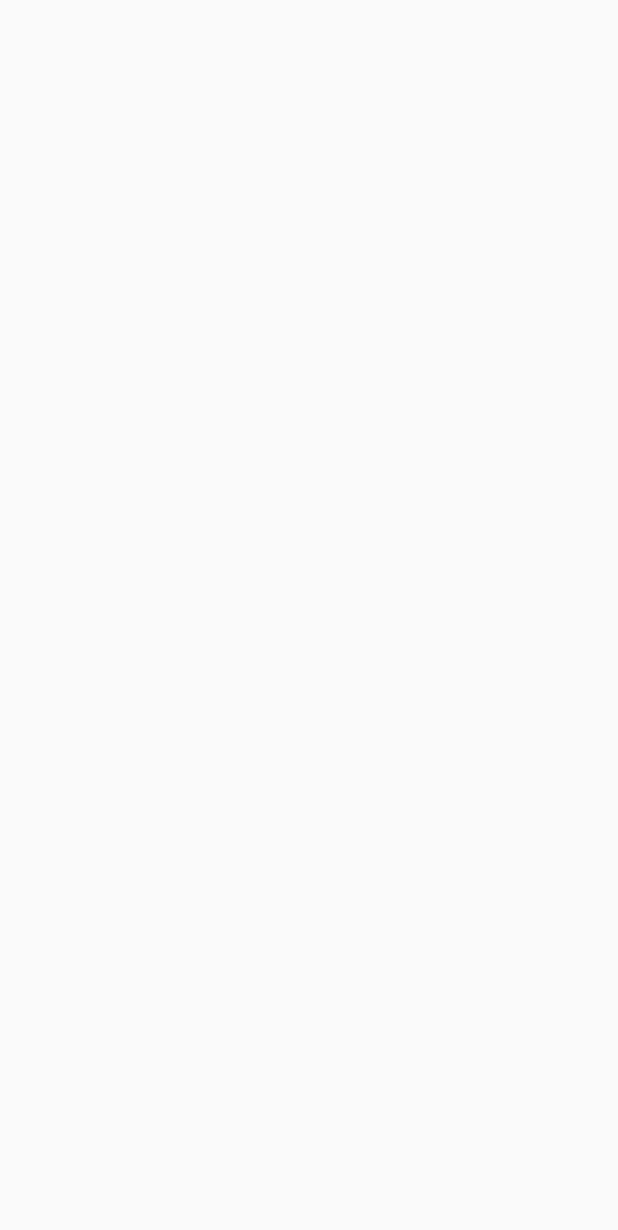
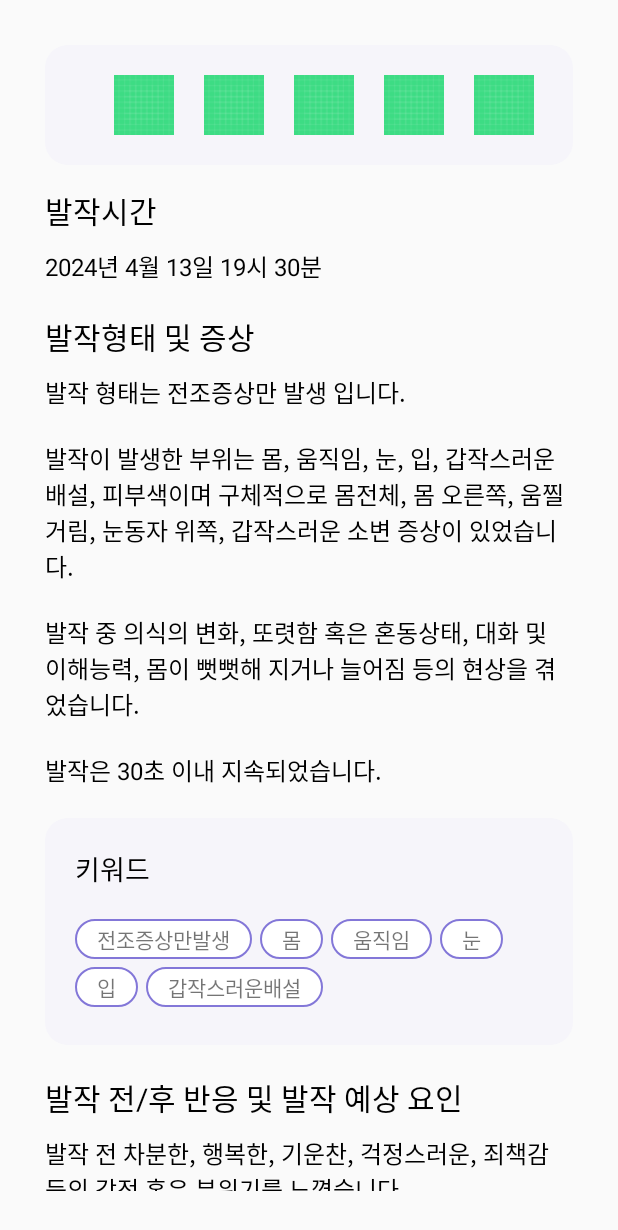
Before and after one commit to epilog-swu/Front, an Android app built with Jetpack Compose: the screen it shows after launch (MainActivity), on a phone screen of 412 x 824 dp. Before the commit the part shown is empty. Shown: the top 1230 px of the screen. Run offline under Robolectric (Android 15) with nearby library versions, the light colour scheme and no system bars; our stand-ins replace FlexboxLayout.

Commit message:
design/#1: 발작일지 상세 화면 레이아웃 개발(이미지 미추가)

```diff
--- a/app/build.gradle.kts
+++ b/app/build.gradle.kts
@@ -50,7 +50,7 @@ android {
 }
 
 dependencies {
-
+    implementation("com.google.android.flexbox:flexbox:3.0.0")
     implementation(libs.androidx.core.ktx)
     implementation(libs.androidx.lifecycle.runtime.ktx)
     implementation(libs.androidx.activity.compose)
--- a/app/src/main/java/com/epi/epilog/MainActivity.kt
+++ b/app/src/main/java/com/epi/epilog/MainActivity.kt
@@ -15,7 +15,7 @@ import com.epi.epilog.ui.theme.EpilogTheme
 class MainActivity : ComponentActivity() {
     override fun onCreate(savedInstanceState: Bundle?) {
         super.onCreate(savedInstanceState)
-        setContentView(R.layout.activity_main)
+        setContentView(R.layout.activity_seizure_edit)
     }
 }
 
--- /dev/null
+++ b/app/src/main/res/drawable/badge.xml
@@ -0,0 +1,19 @@
+<?xml version="1.0" encoding="utf-8"?>
+<selector xmlns:android="http://schemas.android.com/apk/res/android">
+    <item android:state_pressed="false">
+        <shape
+            android:shape="rectangle"
+            >
+            <stroke
+                android:width="1dp"
+                android:color="@color/메인보라"/>
+            <solid
+                android:color="@color/하얀색"
+                />
+            <corners
+                android:radius="50dp"/>
+            <padding
+                android:left="15dp" android:right="15dp" android:top="3dp" android:bottom="3dp" />
+        </shape>
+    </item>
+</selector>
--- /dev/null
+++ b/app/src/main/res/layout/activity_seizure_edit.xml
@@ -0,0 +1,322 @@
+<?xml version="1.0" encoding="utf-8"?>
+<ScrollView xmlns:android="http://schemas.android.com/apk/res/android"
+    android:layout_width="match_parent"
+    android:layout_height="match_parent"
+    android:layout_margin="30dp"
+    xmlns:app="http://schemas.android.com/apk/res-auto">
+    <LinearLayout xmlns:android="http://schemas.android.com/apk/res/android"
+        android:orientation="vertical"
+        android:layout_width="match_parent"
+        android:layout_height="match_parent"
+        >
+
+        <LinearLayout
+            android:layout_width="match_parent"
+            android:layout_height="80dp"
+            android:layout_marginBottom="15dp"
+            android:orientation="horizontal"
+            android:background="@drawable/seizure_button"
+            android:gravity="center_horizontal">
+    <!--        visibility=gone설정, 아이디 추가-->
+            <ImageView
+                android:id="@+id/seizure_icon_1"
+                android:visibility="gone"
+                android:layout_height="match_parent"
+                android:layout_width="40dp"
+                android:layout_marginLeft="20dp"
+                android:src="@drawable/ic_launcher_background">
+            </ImageView>
+            <ImageView
+                android:id="@+id/seizure_icon_2"
+                android:layout_height="match_parent"
+                android:layout_width="40dp"
+                android:layout_marginLeft="20dp"
+                android:src="@drawable/ic_launcher_background">
+            </ImageView>
+            <ImageView
+                android:id="@+id/seizure_icon_3"
+                android:layout_height="match_parent"
+                android:layout_width="40dp"
+                android:layout_marginLeft="20dp"
+                android:src="@drawable/ic_launcher_background">
+            </ImageView>
+            <ImageView
+                android:id="@+id/seizure_icon_4"
+                android:layout_height="match_parent"
+                android:layout_width="40dp"
+                android:layout_marginLeft="20dp"
+                android:src="@drawable/ic_launcher_background">
+            </ImageView>
+            <ImageView
+                android:id="@+id/seizure_icon_5"
+                android:layout_height="match_parent"
+                android:layout_width="40dp"
+                android:layout_marginLeft="20dp"
+                android:src="@drawable/ic_launcher_background">
+            </ImageView>
+            <ImageView
+                android:id="@+id/seizure_icon_6"
+                android:layout_height="match_parent"
+                android:layout_width="40dp"
+                android:layout_marginLeft="20dp"
+                android:src="@drawable/ic_launcher_background">
+            </ImageView>
+        </LinearLayout>
+        <TextView
+            android:layout_width="match_parent"
+            android:layout_height="wrap_content"
+            android:textSize="20dp"
+            android:textColor="@color/검정색"
+            android:text="발작시간"
+            android:layout_marginBottom="10dp"/>
+        <TextView
+            android:id="@+id/seizure_content1"
+            android:layout_width="match_parent"
+            android:layout_height="wrap_content"
+            android:textSize="16dp"
+            android:textColor="@color/검정색"
+            android:layout_marginBottom="20dp"
+            android:text="2024년 4월 13일 19시 30분"/>
+
+        <TextView
+            android:layout_width="match_parent"
+            android:layout_height="wrap_content"
+            android:textSize="20dp"
+            android:textColor="@color/검정색"
+            android:text="발작형태 및 증상"
+            android:layout_marginBottom="10dp" />
+        <TextView
+            android:id="@+id/seizure_content2"
+            android:layout_width="match_parent"
+            android:layout_height="wrap_content"
+            android:textSize="16dp"
+            android:textColor="@color/검정색"
+            android:layout_marginBottom="20dp"
+            android:text="발작 형태는 전조증상만 발생 입니다."/>
+        <TextView
+            android:id="@+id/seizure_content3"
+            android:layout_width="match_parent"
+            android:layout_height="wrap_content"
+            android:textSize="16dp"
+            android:textColor="@color/검정색"
+            android:layout_marginBottom="20dp"
+            android:text="발작이 발생한 부위는 몸, 움직임, 눈, 입, 갑작스러운 배설, 피부색이며 구체적으로 몸전체, 몸 오른쪽, 움찔거림, 눈동자 위쪽, 갑작스러운 소변 증상이 있었습니다."/>
+        <TextView
+            android:id="@+id/seizure_content4"
+            android:layout_width="match_parent"
+            android:layout_height="wrap_content"
+            android:textSize="16dp"
+            android:textColor="@color/검정색"
+            android:layout_marginBottom="20dp"
+            android:text="발작 중 의식의 변화, 또렷함 혹은 혼동상태, 대화 및 이해능력, 몸이 뻣뻣해 지거나 늘어짐 등의 현상을 겪었습니다."/>
+        <TextView
+            android:id="@+id/seizure_content5"
+            android:layout_width="match_parent"
+            android:layout_height="wrap_content"
+            android:textSize="16dp"
+            android:textColor="@color/검정색"
+            android:layout_marginBottom="20dp"
+            android:text="발작은 30초 이내 지속되었습니다."/>
+        <LinearLayout
+            android:layout_width="match_parent"
+            android:layout_height="wrap_content"
+            android:background="@drawable/seizure_button"
+            android:padding="20dp"
+            android:layout_marginBottom="20dp"
+            android:orientation="vertical">
+            <TextView
+                android:layout_width="match_parent"
+                android:layout_height="wrap_content"
+                android:textSize="18dp"
+                android:textColor="@color/검정색"
+                android:layout_marginBottom="20dp"
+                android:text="키워드" />
+            <com.google.android.flexbox.FlexboxLayout
+                android:layout_width="wrap_content"
+                android:layout_height="wrap_content"
+                app:flexWrap="wrap"
+                app:alignItems="flex_start"
+                app:alignContent="flex_start"
+                android:orientation="horizontal">
+                <TextView
+                    android:layout_width="wrap_content"
+                    android:layout_height="wrap_content"
+                    android:text="전조증상만발생"
+                    android:background="@drawable/badge"
+                    android:layout_marginRight="5dp"
+                    android:layout_marginBottom="5dp"/>
+                <TextView
+                    android:layout_width="wrap_content"
+                    android:layout_height="wrap_content"
+                    android:text="몸"
+                    android:background="@drawable/badge"
+                    android:layout_marginRight="5dp"
+                    android:layout_marginBottom="5dp" />
+                <TextView
+                    android:layout_width="wrap_content"
+                    android:layout_height="wrap_content"
+                    android:text="움직임"
+                    android:background="@drawable/badge"
+                    android:layout_marginRight="5dp"
+                    android:layout_marginBottom="5dp" />
+                <TextView
+                    android:layout_width="wrap_content"
+                    android:layout_height="wrap_content"
+                    android:text="눈"
+                    android:background="@drawable/badge"
+                    android:layout_marginRight="5dp"
+                    android:layout_marginBottom="5dp" />
+                <TextView
+                    android:layout_width="wrap_content"
+                    android:layout_height="wrap_content"
+                    android:text="입"
+                    android:background="@drawable/badge"
+                    android:layout_marginRight="5dp"
+                    android:layout_marginBottom="5dp" />
+                <TextView
+                    android:layout_width="wrap_content"
+                    android:layout_height="wrap_content"
+                    android:text="갑작스러운배설"
+                    android:background="@drawable/badge"
+                    android:layout_marginRight="5dp"
+                    android:layout_marginBottom="5dp" />
+            </com.google.android.flexbox.FlexboxLayout >
+        </LinearLayout>
+
+
+        <TextView
+            android:layout_width="match_parent"
+            android:layout_height="wrap_content"
+            android:textSize="20dp"
+            android:textColor="@color/검정색"
+            android:text="발작 전/후 반응 및 발작 예상 요인"
+            android:layout_marginBottom="10dp" />
+        <TextView
+            android:id="@+id/seizure_content6"
+            android:layout_width="match_parent"
+            android:layout_height="wrap_content"
+            android:textSize="16dp"
+            android:textColor="@color/검정색"
+            android:layout_marginBottom="20dp"
+            android:text="발작 전 차분한, 행복한, 기운찬, 걱정스러운, 죄책감 등의 감정 혹은 분위기를 느꼈습니다."/>
+        <TextView
+            android:id="@+id/seizure_content7"
+            android:layout_width="match_parent"
+            android:layout_height="wrap_content"
+            android:textSize="16dp"
+            android:textColor="@color/검정색"
+            android:layout_marginBottom="20dp"
+            android:text="발작 후 목소리, 손길에 대한 반응, 이름, 장소, 시간에 대한 인식, 힘이 빠짐, 무감각 등의 증상이 있었습니다."/>
+        <TextView
+            android:id="@+id/seizure_content8"
+            android:layout_width="match_parent"
+            android:layout_height="wrap_content"
+            android:textSize="16dp"
+            android:textColor="@color/검정색"
+            android:layout_marginBottom="20dp"
+            android:text="항뇌전증 약 미복용, 수면부족 또는 수면 질 저하, 과도한 스트레스, 발열, 음주 등이 발작을 일으켰을거라고 추측합니다."/>
+        <LinearLayout
+            android:layout_width="match_parent"
+            android:layout_height="wrap_content"
+            android:background="@drawable/seizure_button"
+            android:padding="20dp"
+            android:layout_marginBottom="20dp"
+            android:orientation="vertical">
+            <TextView
+                android:layout_width="match_parent"
+                android:layout_height="wrap_content"
+                android:textSize="18dp"
+                android:textColor="@color/검정색"
+                android:layout_marginBottom="20dp"
+                android:text="키워드" />
+            <com.google.android.flexbox.FlexboxLayout
+                android:layout_width="wrap_content"
+                android:layout_height="wrap_content"
+                app:flexWrap="wrap"
+                app:alignItems="flex_start"
+                app:alignContent="flex_start"
+                android:orientation="horizontal">
+                <TextView
+                    android:layout_width="wrap_content"
+                    android:layout_height="wrap_content"
+                    android:text="전조증상만발생"
+                    android:background="@drawable/badge"
+                    android:layout_marginRight="5dp"
+                    android:layout_marginBottom="5dp"/>
+                <TextView
+                    android:layout_width="wrap_content"
+                    android:layout_height="wrap_content"
+                    android:text="몸"
+                    android:background="@drawable/badge"
+                    android:layout_marginRight="5dp"
+                    android:layout_marginBottom="5dp" />
+                <TextView
+                    android:layout_width="wrap_content"
+                    android:layout_height="wrap_content"
+                    android:text="움직임"
+                    android:background="@drawable/badge"
+                    android:layout_marginRight="5dp"
+                    android:layout_marginBottom="5dp" />
+                <TextView
+                    android:layout_width="wrap_content"
+                    android:layout_height="wrap_content"
+                    android:text="눈"
+                    android:background="@drawable/badge"
+                    android:layout_marginRight="5dp"
+                    android:layout_marginBottom="5dp" />
+                <TextView
+                    android:layout_width="wrap_content"
+                    android:layout_height="wrap_content"
+                    android:text="입"
+                    android:background="@drawable/badge"
+                    android:layout_marginRight="5dp"
+                    android:layout_marginBottom="5dp" />
+                <TextView
+                    android:layout_width="wrap_content"
+                    android:layout_height="wrap_content"
+                    android:text="갑작스러운배설"
+                    android:background="@drawable/badge"
+                    android:layout_marginRight="5dp"
+                    android:layout_marginBottom="5dp" />
+            </com.google.android.flexbox.FlexboxLayout >
+        </LinearLayout>
+
+        <TextView
+            android:layout_width="match_parent"
+            android:layout_height="wrap_content"
+            android:textSize="20dp"
+            android:textColor="@color/검정색"
+            android:text="기타"
+            android:layout_marginBottom="10dp" />
+        <TextView
+            android:id="@+id/seizure_content9"
+            android:layout_width="match_parent"
+            android:layout_height="wrap_content"
+            android:textSize="16dp"
+            android:textColor="@color/검정색"
+            android:layout_marginBottom="20dp"
+            android:text="오늘 요가, 격한 스트레칭 신체활동을 했습니다."/>
+        <LinearLayout
+            android:layout_width="match_parent"
+            android:layout_height="wrap_content"
+            android:background="@drawable/seizure_button"
+            android:padding="20dp"
+            android:layout_marginBottom="20dp"
+            android:orientation="vertical">
+            <TextView
+                android:layout_width="match_parent"
+                android:layout_height="wrap_content"
+                android:textSize="18dp"
+                android:textColor="@color/검정색"
+                android:layout_marginBottom="20dp"
+                android:text="환자 수기" />
+            <TextView
+                android:id="@+id/seizure_comment"
+                android:layout_width="match_parent"
+                android:layout_height="wrap_content"
+                android:textSize="16dp"
+                android:textColor="@color/검정색"
+                android:text="오늘은 어쩌구 저쩌구 어쩌구 저쩌구" />
+        </LinearLayout>
+    </LinearLayout>
+</ScrollView>
--- a/app/src/main/res/layout/activity_test.xml
+++ /dev/null
@@ -1,25 +0,0 @@
-<?xml version="1.0" encoding="utf-8"?>
-<LinearLayout xmlns:android="http://schemas.android.com/apk/res/android"
-    android:orientation="vertical"
-    android:layout_width="match_parent"
-    android:layout_height="match_parent">
-    <LinearLayout
-        android:layout_width="match_parent"
-        android:layout_height="match_parent"
-        android:layout_marginLeft="30dp"
-        android:layout_marginRight="30dp"
-        android:orientation="vertical">
-        <Button
-            android:layout_width="match_parent"
-            android:layout_height="80dp"
-            android:layout_marginBottom="15dp"
-            android:background="@drawable/seizure_button"
-            android:paddingLeft="30dp"
-            android:textAlignment="textStart"
-            android:textSize="16dp"
-            android:text="테스트"
-            >
-        </Button>
-    </LinearLayout>
-
-</LinearLayout>
--- a/app/src/main/res/values/strings.xml
+++ b/app/src/main/res/values/strings.xml
@@ -1,3 +1,5 @@
 <resources>
     <string name="app_name">epilog</string>
+    <string name="seizure_content1">%1$d년 %2$d월 %3$d일 %4$s</string>
+    <string name="seizure_content2">발작형태는 %s 입니다.</string>
 </resources>
```
